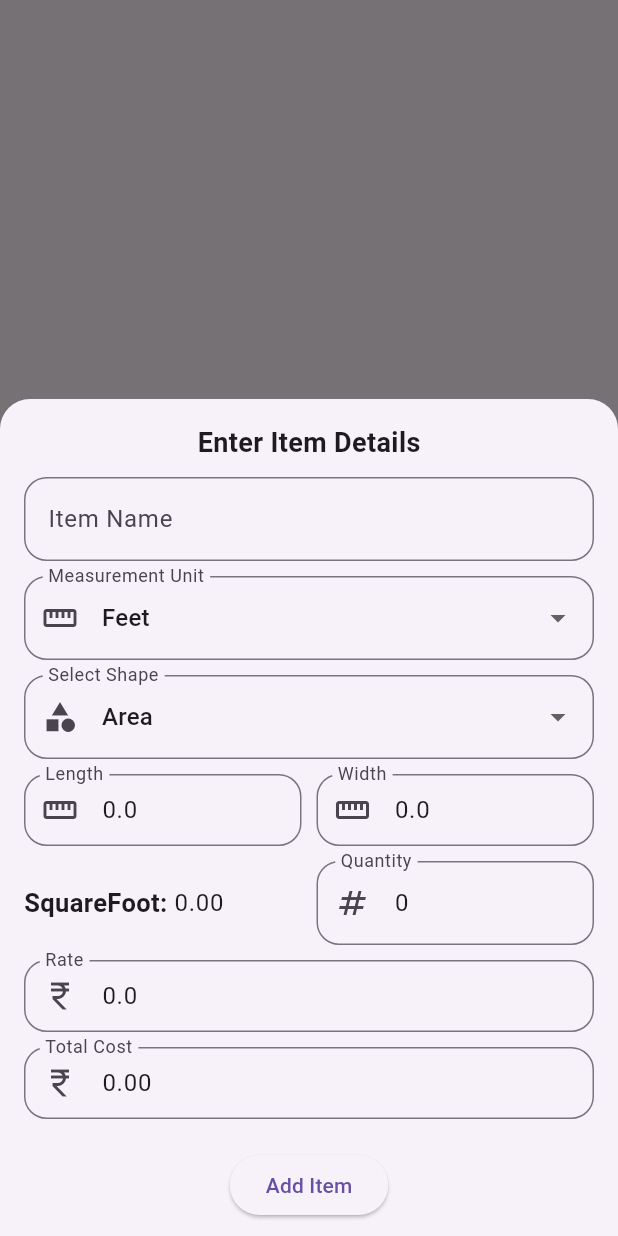
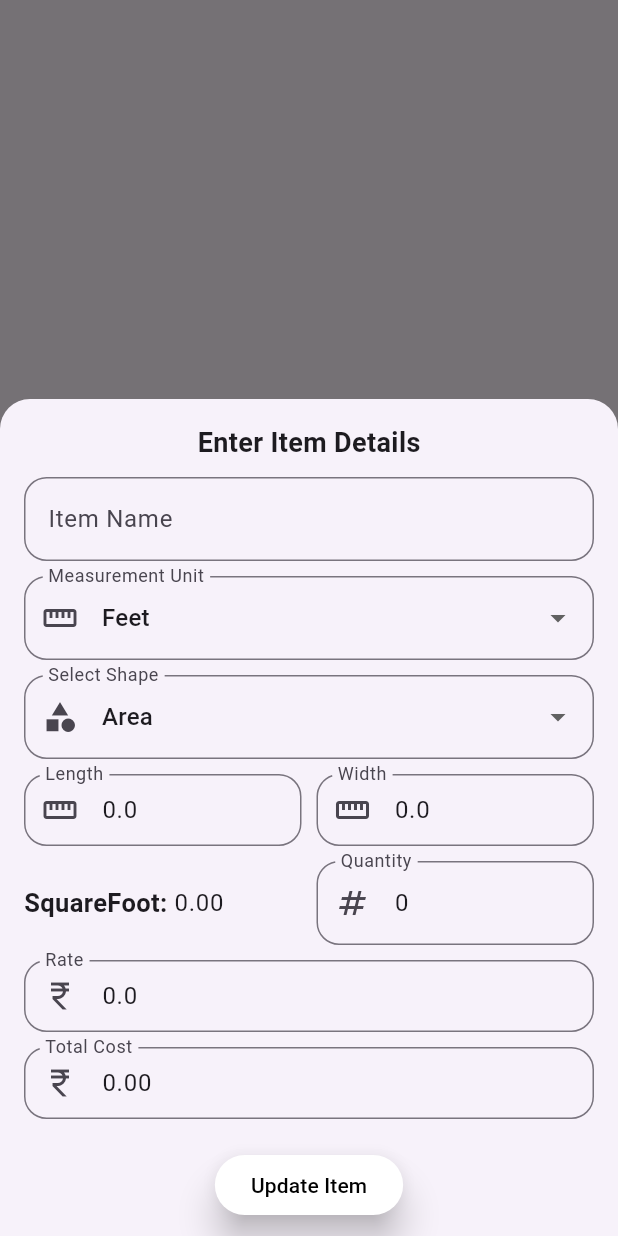
Before and after one commit to AryanSoni27/Quotation-Calculator, a Flutter app: what showBottomPopup() shows on an empty page, opened directly with empty values, on a phone screen of 412 x 824 dp. Run offline on Flutter 3.47's test engine with Material 3 defaults, Android fonts, the light colour scheme and no system bars; our stand-ins replace curved_labeled_navigation_bar, open_file, pdf, shared_preferences, sqflite; accounts and stored records are empty.

Commit message:
Change UI for buttons

```diff
--- a/lib/screens/clients.dart
+++ b/lib/screens/clients.dart
@@ -64,7 +64,7 @@ class ClientScreenState extends State<ClientScreen> {
           final client = clients[index];
           return Card(
             elevation: 4,
-            color: isDarkMode ? Colors.white24 : Colors.white,
+            color: isDarkMode ? Colors.white10 : Colors.white,
             shape: RoundedRectangleBorder(
               borderRadius: BorderRadius.circular(12),
             ),
@@ -72,7 +72,7 @@ class ClientScreenState extends State<ClientScreen> {
             child: ListTile(
               contentPadding: const EdgeInsets.all(16),
               leading: CircleAvatar(
-                backgroundColor: isDarkMode ? Colors.blueGrey[600] : Colors.blueAccent,
+                backgroundColor: isDarkMode ? Colors.grey : Colors.blueAccent,
                 child: const Icon(
                   Icons.person,
                   color: Colors.white,
--- a/lib/screens/home_screen.dart
+++ b/lib/screens/home_screen.dart
@@ -23,6 +23,7 @@ class HomeScreen extends StatefulWidget {
 }
 
 class _HomeScreenState extends State<HomeScreen> {
+
   final FormController formController = FormController();
   List<QuotationItem> items = [];
   List<Map<String, dynamic>> allQuotationItems = [];
@@ -320,16 +321,19 @@ class _HomeScreenState extends State<HomeScreen> {
 
   void _showCustomerSelectionSheet() {
     showModalBottomSheet(
+      // backgroundColor: Colors.black12,
       context: context,
       shape: RoundedRectangleBorder(
         borderRadius: BorderRadius.vertical(top: Radius.circular(20)),
       ),
       builder: (context) {
-        return Container(
+        return SingleChildScrollView(
           padding: EdgeInsets.all(10),
           child: Column(
+            mainAxisAlignment: MainAxisAlignment.center,
             mainAxisSize: MainAxisSize.min,
             children: clientNames.map((name) => ListTile(
+              // contentPadding: EdgeInsets.symmetric(vertical: 10),
               title: Text(name),
               onTap: () {
                 setState(() {
--- a/lib/screens/quotations.dart
+++ b/lib/screens/quotations.dart
@@ -207,6 +207,7 @@ class _QuotationsState extends State<Quotations> {
                                     icon: const Icon(Icons.picture_as_pdf, color: Colors.blue),
                                     label: const Text("PDF"),
                                     style: ElevatedButton.styleFrom(
+                                      backgroundColor: isDarkMode ? Colors.white12 : Colors.white,
                                       foregroundColor: Colors.blue,
                                     ),
                                   ),
@@ -223,6 +224,7 @@ class _QuotationsState extends State<Quotations> {
                                     ),
                                     label: const Text("Delete"),
                                     style: ElevatedButton.styleFrom(
+                                      backgroundColor: isDarkMode ? Colors.white12 : Colors.white,
                                       foregroundColor: Colors.red,
                                     ),
                                   ),
--- a/lib/widgets/bottom_navigation_bar.dart
+++ b/lib/widgets/bottom_navigation_bar.dart
@@ -22,9 +22,8 @@ class CustomBottomNavigationBar extends StatelessWidget {
       index: currentIndex,
       onTap: onTap,
       color: themeProvider.isDarkMode ? Colors.black12 : Colors.white,
-      buttonBackgroundColor:
-      themeProvider.isDarkMode ? Colors.white60 : Colors.white,
-      backgroundColor: Colors.transparent,
+      buttonBackgroundColor: themeProvider.isDarkMode ? Colors.white60 : Colors.white,
+      backgroundColor: themeProvider.isDarkMode ? Colors.transparent : Colors.transparent,
       animationCurve: Curves.easeInOut,
       animationDuration: const Duration(milliseconds: 200),
       items: const [
--- a/lib/widgets/bottom_popup_quotation_item.dart
+++ b/lib/widgets/bottom_popup_quotation_item.dart
@@ -1,4 +1,6 @@
 import 'package:flutter/material.dart';
+import 'package:provider/provider.dart';
+import '../main.dart';
 import '../models/quotation_item.dart';
 import '../util/calculation_utilities.dart';
 
@@ -24,6 +26,8 @@ Future<QuotationItem?> showBottomPopup(BuildContext context, {QuotationItem? exi
       borderRadius: BorderRadius.vertical(top: Radius.circular(20)),
     ),
     builder: (context) {
+      final themeProvider = Provider.of<ThemeProvider>(context);
+      final isDarkMode = themeProvider.isDarkMode;
       return StatefulBuilder(
         builder: (context, setState) {
 
@@ -307,6 +311,10 @@ Future<QuotationItem?> showBottomPopup(BuildContext context, {QuotationItem? exi
                     // Add item button
                     Center(
                       child: ElevatedButton(
+                        style: ElevatedButton.styleFrom(
+                          backgroundColor: isDarkMode ? Colors.white12 : Colors.white,
+                          elevation: 10,
+                        ),
                         onPressed: () {
                           if (itemNameController.text.isEmpty) {
                             setState(() {
@@ -335,7 +343,8 @@ Future<QuotationItem?> showBottomPopup(BuildContext context, {QuotationItem? exi
                           // Close the popup and return the item
                           Navigator.of(context).pop(item);
                         },
-                        child: Text("Add Item"),
+                        child: Text(existingItem != null ? "Update Item" : "Add Item",
+                                    style: TextStyle(color: isDarkMode ? Colors.white : Colors.black)),
                       ),
                     ),
                     SizedBox(height: 10),
```
